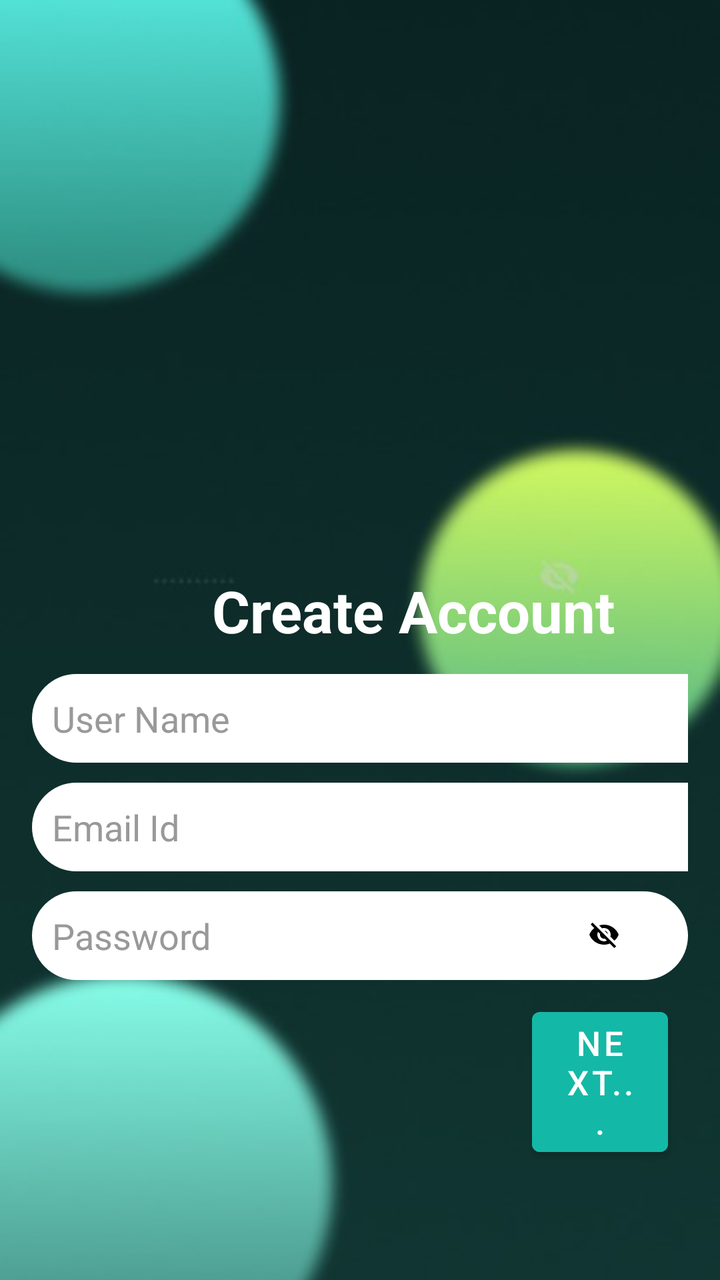
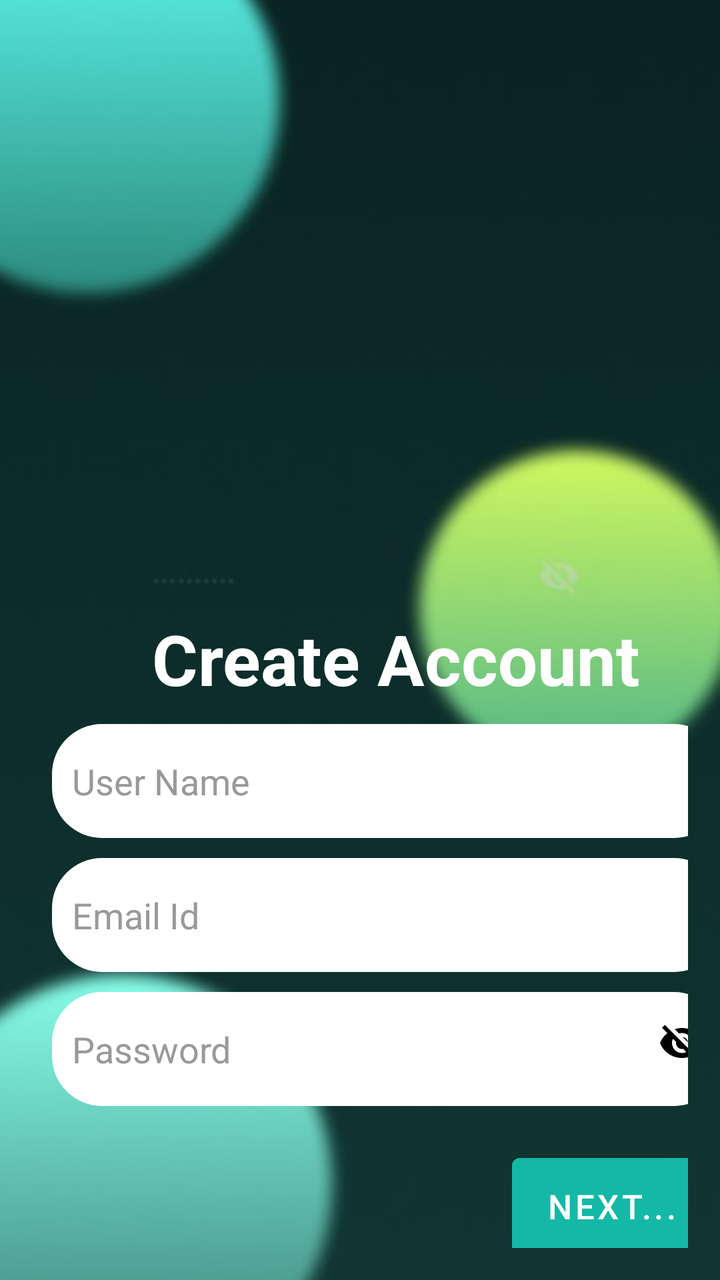

Two renders of the same Android screen: before a commit and after it. Below are the layout's source before the change and the commit's diff.
<!-- AndroidManifest.xml: application theme Theme.Project5 -->
<!-- res/layout/signuppage.xml -->
<?xml version="1.0" encoding="utf-8"?>
<FrameLayout xmlns:android="http://schemas.android.com/apk/res/android"
    xmlns:tools="http://schemas.android.com/tools"

    android:layout_width="match_parent"
    android:layout_height="match_parent"
    xmlns:app="http://schemas.android.com/apk/res-auto">
    <ImageView
        android:layout_width="match_parent"
        android:layout_height="match_parent"
        android:src="@drawable/homepage"
        android:scaleType="centerCrop" />
<LinearLayout
    android:orientation="vertical"
    android:padding="16dp"
    android:layout_width="match_parent"
    android:layout_height="match_parent"
   >


    <TextView
        android:id="@+id/textView4"
        android:layout_width="385dp"
        android:layout_height="41dp"
        android:layout_marginTop="270dp"
        android:layout_marginBottom="10dp"
        android:text ="Create Account"
        android:textColor="@color/white"
        android:textSize="29sp"
        android:paddingStart="90dp"
        android:textStyle="bold"
        tools:layout_editor_absoluteX="55dp"
        tools:layout_editor_absoluteY="164dp" />

  

    <EditText
        android:id="@+id/etUsername"
        android:layout_width="350dp"
        android:layout_height="wrap_content"
        android:layout_marginBottom="10dp"
        android:background="@drawable/mainxml"
        android:hint="User Name"
        android:textColorHint="#999"
        android:textColor="@color/black"
        tools:layout_editor_absoluteX="23dp"
        tools:layout_editor_absoluteY="352dp" />



    <EditText
        android:id="@+id/etEmail"
        android:layout_width="350dp"
        android:layout_height="wrap_content"
        android:layout_marginBottom="10dp"
        android:background="@drawable/mainxml"
        android:hint="Email Id"
        android:textColorHint="#999"
        android:textColor="@color/black"
        tools:layout_editor_absoluteX="22dp"
        tools:layout_editor_absoluteY="416dp" />
    <RelativeLayout
        android:layout_width="match_parent"
        android:layout_height="wrap_content">
    <EditText
        android:id="@+id/etPassword"
        android:layout_width="352dp"
        android:layout_height="wrap_content"
        android:layout_marginBottom="10dp"
        android:background="@drawable/mainxml"
        android:hint="Password"
        android:textColorHint="#999"
        android:textColor="@color/black"
        tools:layout_editor_absoluteX="22dp"
        tools:layout_editor_absoluteY="483dp" />

    <ImageView
        android:id="@+id/ivTogglePassword"
        android:layout_width="24dp"
        android:layout_height="24dp"
        android:layout_alignParentEnd="true"
        android:layout_marginTop="10dp"
        android:layout_marginEnd="30dp"
        android:contentDescription="Toggle password"
        android:padding="4dp"
        android:src="@drawable/ic_eyeclosed"
        app:tint="@android:color/black" />
</RelativeLayout>


    <Button
        android:id="@+id/btnNext"
        android:layout_width="wrap_content"
        android:layout_height="wrap_content"
        android:layout_marginLeft="250dp"
        android:layout_marginRight="10dp"
        android:backgroundTint="#14B8A6"
        android:text="Next..."
        android:textSize="17dp"
        android:textColor="#FFFFFF"
        tools:layout_editor_absoluteX="292dp"
        tools:layout_editor_absoluteY="565dp" />


</LinearLayout>
</FrameLayout>
<!-- resources referenced by this layout -->
<resources>
  <color name="black">#FF000000</color>
  <color name="white">#FFFFFFFF</color>
  <!-- drawable homepage: jpeg bitmap (drawable, 15478 bytes) -->
  <!-- drawable ic_eyeclosed (drawable) -->
  <vector xmlns:android="http://schemas.android.com/apk/res/android" android:height="24dp" android:tint="#000000" android:viewportHeight="24" android:viewportWidth="24" android:width="24dp">
        
      <path android:fillColor="@android:color/white" android:pathData="M12,6.5c2.76,0 5,2.24 5,5 0,0.51 -0.1,1 -0.24,1.46l3.06,3.06c1.39,-1.23 2.49,-2.77 3.18,-4.53C21.27,7.11 17,4 12,4c-1.27,0 -2.49,0.2 -3.64,0.57l2.17,2.17c0.47,-0.14 0.96,-0.24 1.47,-0.24zM3.42,2.45L2.01,3.87l2.68,2.68C3.06,7.83 1.77,9.53 1,11.5 2.73,15.89 7,19 12,19c1.52,0 2.97,-0.3 4.31,-0.82l3.43,3.43 1.41,-1.41L3.42,2.45zM12,16.5c-2.76,0 -5,-2.24 -5,-5 0,-0.77 0.18,-1.5 0.49,-2.14l1.57,1.57c-0.03,0.18 -0.06,0.37 -0.06,0.57 0,1.66 1.34,3 3,3 0.2,0 0.38,-0.03 0.57,-0.07L14.14,16c-0.65,0.32 -1.37,0.5 -2.14,0.5zM14.97,11.17c-0.15,-1.4 -1.25,-2.49 -2.64,-2.64l2.64,2.64z"/>
      
  </vector>
  <!-- drawable mainxml (drawable) -->
  <shape xmlns:android="http://schemas.android.com/apk/res/android"
      android:shape="rectangle">
      <solid android:color="#FFFFFF" />
      <corners android:radius="25dp" />
      <padding android:left="10dp"
  
          android:top="10dp"
          android:right="10dp"
          android:bottom="10dp"/>
  </shape>
  <style name="Theme.Project5" parent="Base.Theme.Project5" />
  <style name="Base.Theme.Project5" parent="Theme.MaterialComponents.DayNight.NoActionBar">
          <item name="colorSecondary">#2196F3</item>
          <item name="colorControlActivated">#2196F3</item>
          <item name="colorOnSurface">#2196F3</item>
          
  
          
      </style>
</resources>

<!-- the commit's change to res/layout/signuppage.xml (unified diff, before → after) -->
@@ -22,12 +22,12 @@
         android:id="@+id/textView4"
         android:layout_width="385dp"
         android:layout_height="41dp"
-        android:layout_marginTop="270dp"
-        android:layout_marginBottom="10dp"
+        android:layout_marginTop="290dp"
+        android:layout_marginBottom="15dp"
         android:text ="Create Account"
         android:textColor="@color/white"
-        android:textSize="29sp"
-        android:paddingStart="90dp"
+        android:textSize="35sp"
+      android:layout_marginLeft="60dp"
         android:textStyle="bold"
         tools:layout_editor_absoluteX="55dp"
         tools:layout_editor_absoluteY="164dp" />
@@ -36,71 +36,96 @@
 
     <EditText
         android:id="@+id/etUsername"
-        android:layout_width="350dp"
-        android:layout_height="wrap_content"
+        android:layout_width="336dp"
+        android:layout_height="57dp"
+        android:layout_marginLeft="10dp"
         android:layout_marginBottom="10dp"
         android:background="@drawable/mainxml"
         android:hint="User Name"
+        android:textColor="@color/black"
         android:textColorHint="#999"
-        android:textColor="@color/black"
         tools:layout_editor_absoluteX="23dp"
         tools:layout_editor_absoluteY="352dp" />
 
 
-
     <EditText
         android:id="@+id/etEmail"
-        android:layout_width="350dp"
-        android:layout_height="wrap_content"
+        android:layout_width="336dp"
+        android:layout_height="57dp"
+        android:layout_marginLeft="10dp"
         android:layout_marginBottom="10dp"
         android:background="@drawable/mainxml"
         android:hint="Email Id"
+        android:textColor="@color/black"
         android:textColorHint="#999"
-        android:textColor="@color/black"
         tools:layout_editor_absoluteX="22dp"
         tools:layout_editor_absoluteY="416dp" />
+
     <RelativeLayout
-        android:layout_width="match_parent"
+        android:layout_width="357dp"
         android:layout_height="wrap_content">
-    <EditText
-        android:id="@+id/etPassword"
-        android:layout_width="352dp"
-        android:layout_height="wrap_content"
-        android:layout_marginBottom="10dp"
-        android:background="@drawable/mainxml"
-        android:hint="Password"
-        android:textColorHint="#999"
-        android:textColor="@color/black"
-        tools:layout_editor_absoluteX="22dp"
-        tools:layout_editor_absoluteY="483dp" />
 
-    <ImageView
-        android:id="@+id/ivTogglePassword"
-        android:layout_width="24dp"
-        android:layout_height="24dp"
-        android:layout_alignParentEnd="true"
-        android:layout_marginTop="10dp"
-        android:layout_marginEnd="30dp"
-        android:contentDescription="Toggle password"
-        android:padding="4dp"
-        android:src="@drawable/ic_eyeclosed"
-        app:tint="@android:color/black" />
-</RelativeLayout>
+        <EditText
+            android:id="@+id/etPassword"
+            android:layout_width="336dp"
+            android:layout_height="57dp"
+            android:layout_marginLeft="10dp"
+            android:layout_marginBottom="20dp"
+            android:background="@drawable/mainxml"
+            android:hint="Password"
+            android:textColor="@color/black"
+            android:textColorHint="#999"
+            tools:layout_editor_absoluteX="22dp"
+            tools:layout_editor_absoluteY="483dp" />
+
+        <ImageView
+            android:id="@+id/ivTogglePassword"
+            android:layout_width="wrap_content"
+            android:layout_height="wrap_content"
+            android:layout_alignParentEnd="true"
+            android:layout_marginTop="10dp"
+            android:layout_marginEnd="16dp"
+            android:contentDescription="Toggle password"
+            android:padding="4dp"
+            android:src="@drawable/ic_eyeclosed"
+            app:tint="@android:color/black" />
+    </RelativeLayout>
 
 
     <Button
         android:id="@+id/btnNext"
-        android:layout_width="wrap_content"
-        android:layout_height="wrap_content"
-        android:layout_marginLeft="250dp"
+        android:layout_width="100dp"
+        android:layout_height="60dp"
+        android:layout_marginLeft="240dp"
         android:layout_marginRight="10dp"
         android:backgroundTint="#14B8A6"
         android:text="Next..."
+        android:textColor="#FFFFFF"
         android:textSize="17dp"
-        android:textColor="#FFFFFF"
         tools:layout_editor_absoluteX="292dp"
         tools:layout_editor_absoluteY="565dp" />
+    <LinearLayout
+        android:layout_width="wrap_content"
+        android:layout_height="wrap_content"
+        android:gravity="center"
+        android:layout_marginLeft="50dp"
+        android:layout_marginTop="30sp"
+        android:orientation="horizontal">
+<TextView
+    android:layout_width="match_parent"
+android:textColor="@color/white"
+    android:textSize="18sp"
+    android:layout_height="wrap_content"
+    android:text="Already have an account? "/>
+        <TextView
+            android:layout_width="match_parent"
+            android:layout_height="wrap_content"
+            android:text="Login "
+            android:textSize="18sp"
+            android:textStyle="bold"
+            android:id="@+id/login"
+            android:textColor="@android:color/holo_orange_dark"/>
 
-
+    </LinearLayout>
 </LinearLayout>
 </FrameLayout>
